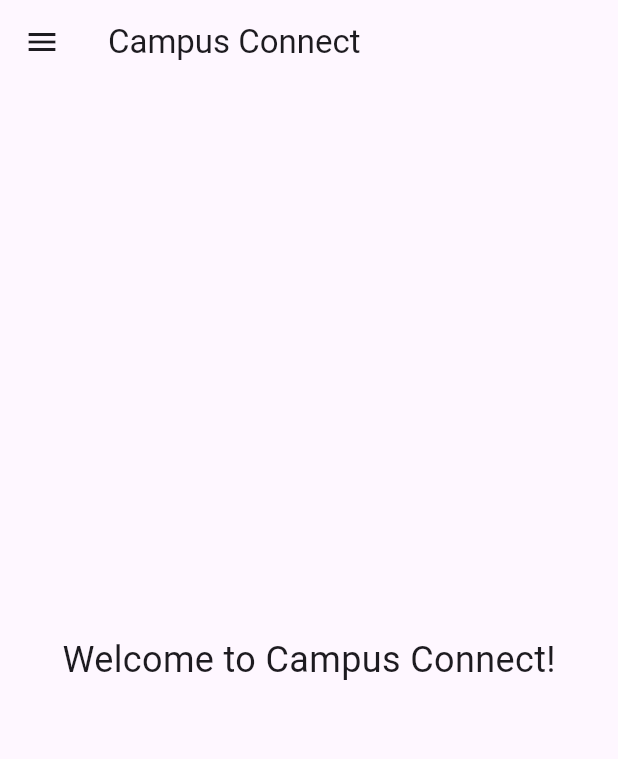
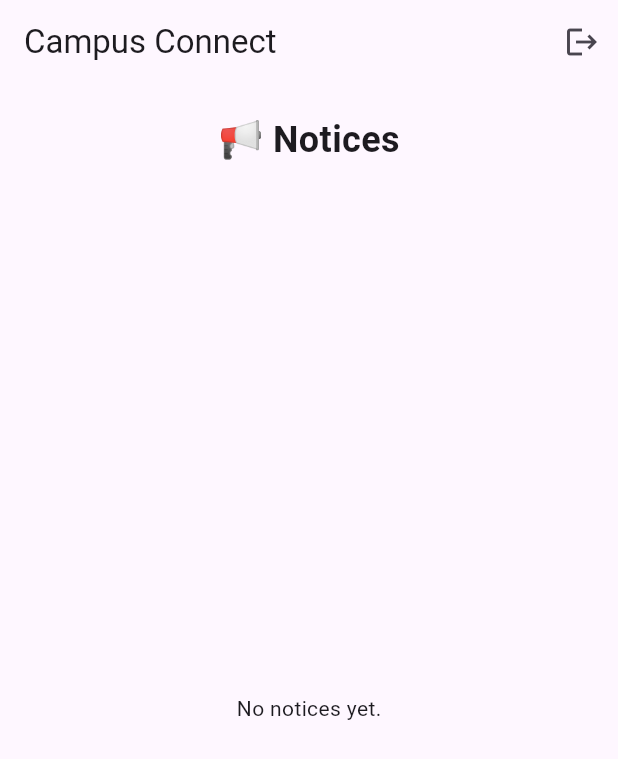
Before and after one commit to Kowshik-Das/campus_connect, a Flutter app: the screen it shows once a user with an empty profile is signed in, on a phone screen of 412 x 824 dp. Shown: the top 759 px of the screen. Run offline on Flutter 3.47's test engine with Material 3 defaults, Android fonts, the phone set to English and light mode, and no system bars; our stand-ins replace cloud_firestore, firebase_auth, firebase_core; accounts and stored records are empty; network calls fail.

Commit message:
Implemented notice board feature with a more polished authentication page

```diff
--- /dev/null
+++ b/lib/constants.dart
@@ -0,0 +1,3 @@
+// lib/constants.dart
+
+const List<String> adminEmails = ['223004312@eastdelta.edu.bd'];
--- a/lib/home_page.dart
+++ b/lib/home_page.dart
@@ -1,49 +1,107 @@
 import 'package:flutter/material.dart';
-import 'login_page.dart';
+import 'package:firebase_auth/firebase_auth.dart';
+import 'package:cloud_firestore/cloud_firestore.dart';
+import 'admin_notice_page.dart';
+import 'login_page.dart'; // Make sure to import your LoginPage here
 
 class HomePage extends StatelessWidget {
-  const HomePage({super.key});
+  const HomePage({Key? key}) : super(key: key);
+
+  bool isAdmin(String email) {
+    // 🔐 Add your admin email here
+    const adminEmails = ['daskowshik49@gmail.com'];
+    return adminEmails.contains(email);
+  }
 
   @override
   Widget build(BuildContext context) {
+    final user = FirebaseAuth.instance.currentUser;
+    final bool showAdminPanel = user != null && isAdmin(user.email!);
+
     return Scaffold(
-      appBar: AppBar(title: const Text('Campus Connect')),
-      drawer: Drawer(
-        child: ListView(
-          padding: EdgeInsets.zero,
-          children: [
-            const DrawerHeader(
-              decoration: BoxDecoration(color: Colors.blue),
-              child: Text(
-                'Menu',
-                style: TextStyle(color: Colors.white, fontSize: 24),
-              ),
-            ),
-            ListTile(
-              leading: Icon(Icons.home),
-              title: const Text('Home'),
-              onTap: () {
-                Navigator.pop(context);
-              },
-            ),
-            ListTile(
-              leading: Icon(Icons.logout),
-              title: const Text('Logout'),
-              onTap: () {
-                Navigator.pushReplacement(
+      appBar: AppBar(
+        title: const Text('Campus Connect'),
+        actions: [
+          if (showAdminPanel)
+            IconButton(
+              icon: const Icon(Icons.admin_panel_settings),
+              tooltip: 'Go to Admin Panel',
+              onPressed: () {
+                Navigator.push(
                   context,
-                  MaterialPageRoute(builder: (context) => const LoginPage()),
+                  MaterialPageRoute(builder: (_) => AdminNoticePage()),
                 );
               },
             ),
-          ],
-        ),
+          IconButton(
+            icon: const Icon(Icons.logout),
+            tooltip: 'Logout',
+            onPressed: () async {
+              await FirebaseAuth.instance.signOut();
+
+              // Use pushAndRemoveUntil to clear the backstack and go to LoginPage
+              Navigator.of(context).pushAndRemoveUntil(
+                MaterialPageRoute(builder: (context) => LoginPage()),
+                (Route<dynamic> route) => false,
+              );
+            },
+          ),
+        ],
       ),
-      body: const Center(
-        child: Text(
-          'Welcome to Campus Connect!',
-          style: TextStyle(fontSize: 24),
-        ),
+      body: Column(
+        children: [
+          const SizedBox(height: 20),
+          const Text(
+            '📢 Notices',
+            style: TextStyle(fontSize: 24, fontWeight: FontWeight.bold),
+          ),
+          const SizedBox(height: 10),
+          Expanded(
+            child: StreamBuilder<QuerySnapshot>(
+              stream: FirebaseFirestore.instance
+                  .collection('notices')
+                  .orderBy('timestamp', descending: true)
+                  .snapshots(),
+              builder: (context, snapshot) {
+                if (snapshot.hasError) {
+                  return const Center(child: Text('Something went wrong'));
+                }
+                if (snapshot.connectionState == ConnectionState.waiting) {
+                  return const Center(child: CircularProgressIndicator());
+                }
+
+                final notices = snapshot.data!.docs;
+
+                if (notices.isEmpty) {
+                  return const Center(child: Text('No notices yet.'));
+                }
+
+                return ListView.builder(
+                  itemCount: notices.length,
+                  itemBuilder: (context, index) {
+                    final notice = notices[index];
+                    final title = notice['title'] ?? '';
+                    final description = notice['description'] ?? '';
+
+                    return Card(
+                      margin: const EdgeInsets.symmetric(
+                        horizontal: 16,
+                        vertical: 8,
+                      ),
+                      child: ListTile(
+                        title: Text(
+                          title,
+                          style: const TextStyle(fontWeight: FontWeight.bold),
+                        ),
+                        subtitle: Text(description),
+                      ),
+                    );
+                  },
+                );
+              },
+            ),
+          ),
+        ],
       ),
     );
   }
```
Also changed, not shown: lib/admin_notice_page.dart (added, +166 -0 lines), lib/login_page.dart (+39 -67 lines), lib/signup_page.dart (+65 -15 lines), pubspec.yaml (+7 -2 lines), assets/campus_logo.png (added), pubspec.lock, 3 other files.
